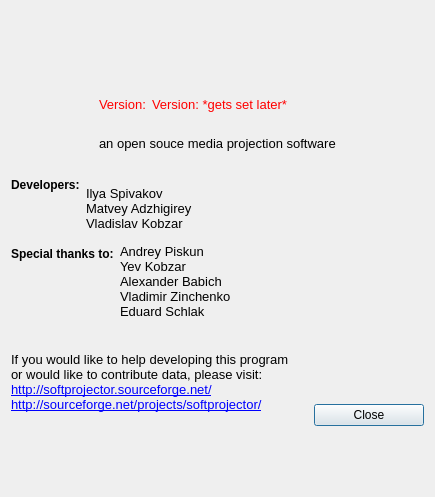
The window that src/aboutdialog.ui (SoftProjector/src) describes before a commit, drawn with Qt 5.
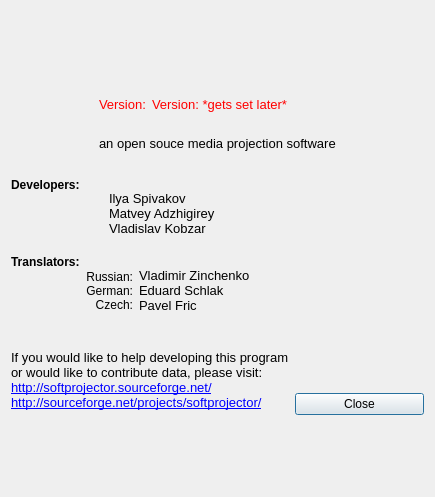
The same window after the commit. Icons and pictures are not drawn.

```diff
--- a/src/aboutdialog.ui
+++ b/src/aboutdialog.ui
@@ -13,8 +13,8 @@
   <property name="windowTitle">
    <string>About softProjecor</string>
   </property>
-  <layout class="QGridLayout" name="gridLayout_5">
-   <item row="0" column="0" colspan="3">
+  <layout class="QGridLayout" name="gridLayout_6">
+   <item row="0" column="0" colspan="2">
     <layout class="QGridLayout" name="gridLayout_4">
      <item row="0" column="0" rowspan="2">
       <spacer name="horizontalSpacer">
@@ -248,7 +248,7 @@
      </item>
     </layout>
    </item>
-   <item row="3" column="0" colspan="3">
+   <item row="3" column="0" colspan="2">
     <layout class="QGridLayout" name="gridLayout">
      <item row="0" column="0">
       <widget class="QLabel" name="label_6">
@@ -259,11 +259,23 @@
         </font>
        </property>
        <property name="text">
-        <string>Special thanks to:</string>
+        <string>Translators:</string>
        </property>
       </widget>
      </item>
      <item row="0" column="1" rowspan="2">
+      <widget class="QLabel" name="label_7">
+       <property name="text">
+        <string>Russian:
+German:
+Czech:</string>
+       </property>
+       <property name="alignment">
+        <set>Qt::AlignRight|Qt::AlignTrailing|Qt::AlignVCenter</set>
+       </property>
+      </widget>
+     </item>
+     <item row="0" column="2" rowspan="2">
       <widget class="QLabel" name="label_8">
        <property name="font">
         <font>
@@ -271,15 +283,13 @@
         </font>
        </property>
        <property name="text">
-        <string notr="true">Andrey Piskun
-Yev Kobzar
-Alexander Babich
-Vladimir Zinchenko
-Eduard Schlak</string>
+        <string notr="true">Vladimir Zinchenko
+Eduard Schlak
+Pavel Fric</string>
        </property>
       </widget>
      </item>
-     <item row="0" column="2">
+     <item row="0" column="3" rowspan="2">
       <spacer name="horizontalSpacer_3">
        <property name="orientation">
         <enum>Qt::Horizontal</enum>
@@ -307,7 +317,7 @@
      </item>
     </layout>
    </item>
-   <item row="4" column="2">
+   <item row="4" column="1">
     <spacer name="verticalSpacer_6">
      <property name="orientation">
       <enum>Qt::Vertical</enum>
@@ -323,7 +333,9 @@
      </property>
     </spacer>
    </item>
-   <item row="5" column="0" rowspan="2" colspan="2">
+   <item row="5" column="0" colspan="2">
+    <layout class="QGridLayout" name="gridLayout_5">
+     <item row="0" column="0" rowspan="2">
     <widget class="QLabel" name="label_9">
      <property name="font">
       <font>
@@ -339,7 +351,7 @@
      </property>
     </widget>
    </item>
-   <item row="5" column="2">
+     <item row="0" column="1">
     <spacer name="verticalSpacer_7">
      <property name="orientation">
       <enum>Qt::Vertical</enum>
@@ -352,14 +364,16 @@
      </property>
     </spacer>
    </item>
-   <item row="6" column="2">
+     <item row="1" column="1">
     <widget class="QPushButton" name="pushButton">
      <property name="text">
       <string>Close</string>
      </property>
     </widget>
    </item>
-   <item row="7" column="1" colspan="2">
+    </layout>
+   </item>
+   <item row="6" column="1">
     <spacer name="verticalSpacer">
      <property name="orientation">
       <enum>Qt::Vertical</enum>
```
Lines whose indentation alone changed are shown as unchanged.
